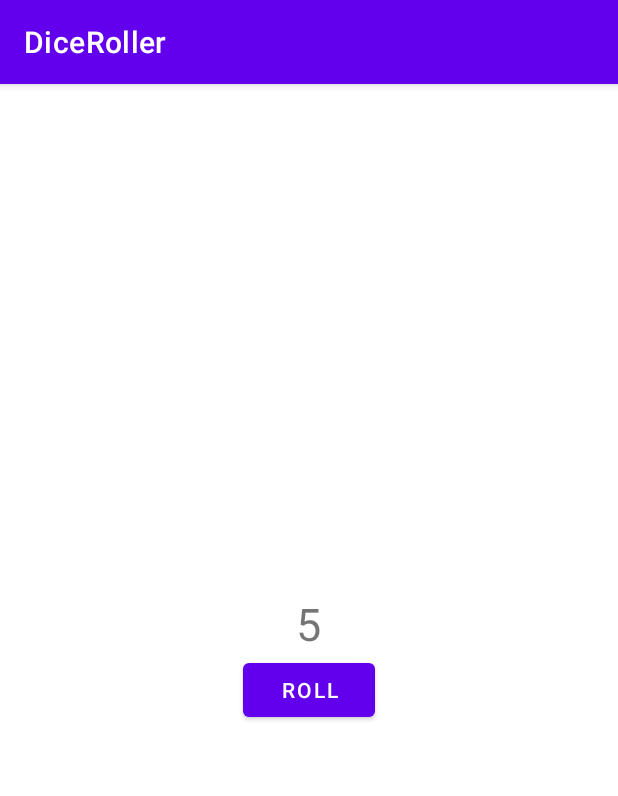
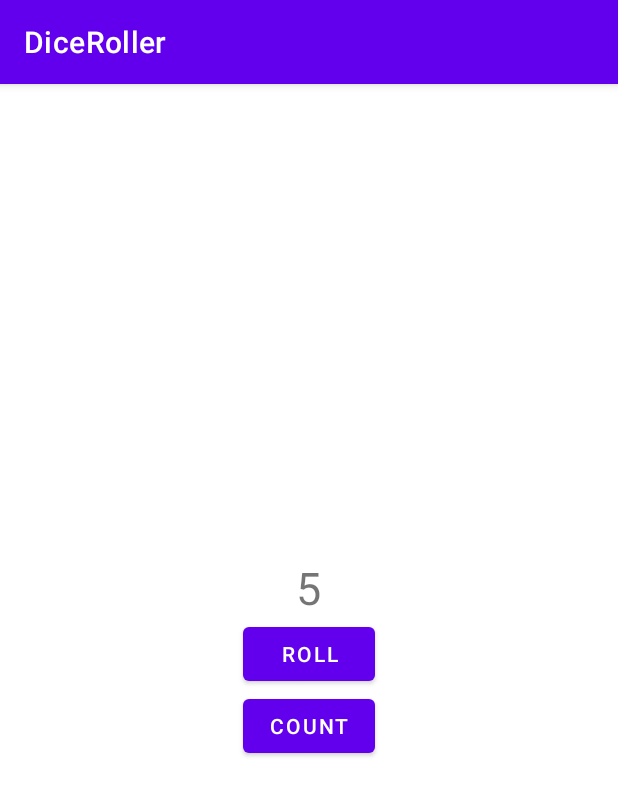
Before and after one commit to Zander404/PDM, an Android app: the screen it shows after launch (MainActivity), after a tap on "ROLL", on a phone screen of 412 x 824 dp. Shown: the top 796 px of the screen. Run offline under Robolectric (Android 15) with nearby library versions, the phone set to English and light mode, and no system bars.

Commit message:
second commit

```diff
--- a/app/src/main/java/com/example/diceroller/MainActivity.kt
+++ b/app/src/main/java/com/example/diceroller/MainActivity.kt
@@ -11,9 +11,11 @@ class MainActivity : AppCompatActivity() {
         super.onCreate(savedInstanceState)
         setContentView(R.layout.activity_main)
         val rollButton: Button = findViewById(R.id.roll_button)
+        val countUpButton: Button = findViewById(R.id.count_button)
 
 
         rollButton.setOnClickListener { rollDice() }
+        countUpButton.setOnClickListener {countUp()}
     }
     private fun rollDice() {
         val randomInt = (1..6).random()
@@ -22,8 +24,18 @@ class MainActivity : AppCompatActivity() {
         resultText.text = randomInt.toString()
 //        resultText.text = "Dice Rolled!"
 
+//        Toast.makeText(this, "button clicked",
+//            Toast.LENGTH_SHORT).show()
+    }
+    private fun countUp(){
 
-        Toast.makeText(this, "button clicked",
-            Toast.LENGTH_SHORT).show()
+        val resultText: TextView = findViewById(R.id.result_text)
+        val count = resultText.text.toString().toInt() + 1
+
+        if (count <= 6 ){
+            resultText.text = count.toString()
+        }
+
+
     }
 }
--- a/app/src/main/res/layout/activity_main.xml
+++ b/app/src/main/res/layout/activity_main.xml
@@ -24,4 +24,12 @@
         android:layout_gravity="center_horizontal"
         android:text="@string/roll_label" />
 
+    <Button
+        android:id="@+id/count_button"
+        android:layout_height="wrap_content"
+        android:layout_width="wrap_content"
+        android:layout_gravity="center_horizontal"
+        android:text="Count"
+        />
+
 </LinearLayout>
```
